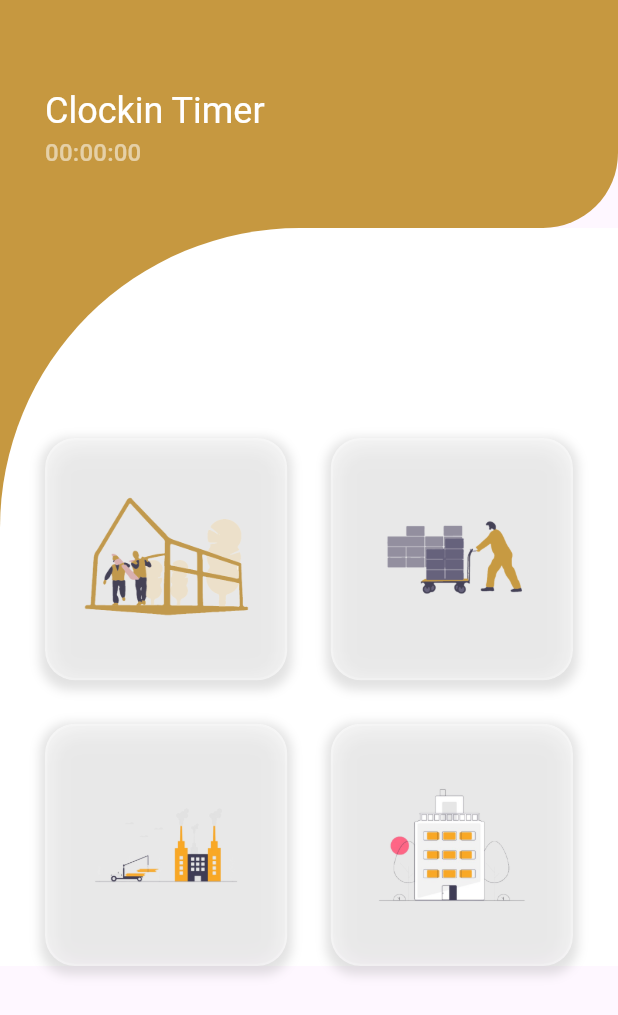
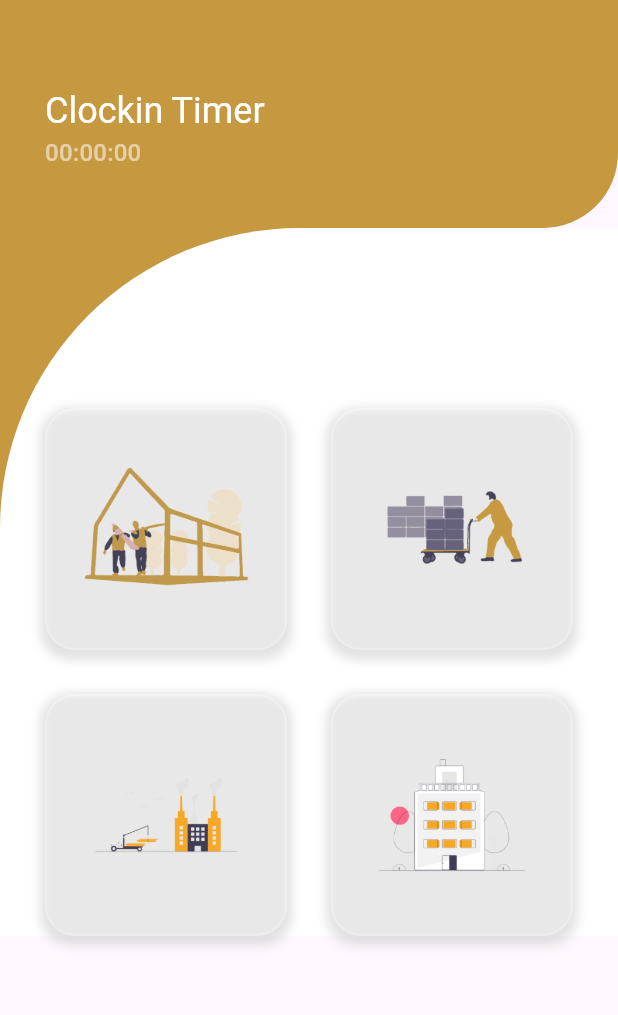
Before and after one commit to Hamid-Raza-22/alnoortown, a Flutter app: the HomePage screen opened by its route, on a phone screen of 412 x 824 dp. Shown: the top 1015 px of the screen. Run offline on Flutter 3.47's test engine with Material 3 defaults, Android fonts, the light colour scheme and no system bars; our stand-ins replace animate_do, get.

Commit message:
14 July 2024 - Arfa work

```diff
--- a/lib/Screens/homepage.dart
+++ b/lib/Screens/homepage.dart
@@ -1,4 +1,3 @@
-import 'dart:ui';
 import 'package:flutter/material.dart';
 import 'package:get/get.dart';
 import '../ViewModels/AllNoorViewModel.dart';
@@ -54,7 +53,7 @@ class _HomePageState extends State<HomePage> {
               ),
               child: Column(
                 children: [
-                  const SizedBox(height: 140),
+                  const SizedBox(height: 120),
                   GridView.count(
                     crossAxisCount: 2,
                     crossAxisSpacing: 29,
@@ -78,20 +77,14 @@ class _HomePageState extends State<HomePage> {
 
   Widget buildCard(BuildContext context, String imagePath, String route) {
     return GestureDetector(
-      onTapDown: (_) {
-        controller.toggleTapped();
-      },
-      onTapUp: (_) {
-        controller.toggleTapped();
+      onTap: () {
         Get.toNamed(route);
       },
-      child: Obx(() {
-        return AnimatedContainer(
-          duration: const Duration(milliseconds: 200),
+      child: Container(
         width: 180,
         height: 180,
         decoration: BoxDecoration(
-            color: controller.isTapped.value ? const Color(0xA6C69840) : Colors.transparent,
+          color: Colors.transparent,
           borderRadius: BorderRadius.circular(20),
           boxShadow: [
             BoxShadow(
@@ -104,8 +97,6 @@ class _HomePageState extends State<HomePage> {
         ),
         child: ClipRRect(
           borderRadius: BorderRadius.circular(20),
-            child: BackdropFilter(
-              filter: ImageFilter.blur(sigmaX: 10.0, sigmaY: 10.0),
           child: Container(
             decoration: BoxDecoration(
               color: Colors.white.withOpacity(0.2),
@@ -126,7 +117,5 @@ class _HomePageState extends State<HomePage> {
         ),
       ),
     );
-      }),
-    );
   }
 }
--- a/lib/main.dart
+++ b/lib/main.dart
@@ -14,11 +14,10 @@ void main() => runApp(
     getPages: [
       GetPage(name: '/', page: () => SplashScreen()),
       GetPage(name: '/home', page: () => HomePage()),
-      GetPage(name: '/development', page: () => development_page()),
+      GetPage(name: '/development', page: () => DevelopmentPage()),
       GetPage(name: '/materialShifting', page: () => MaterialShiftingPage()),
       GetPage(name: '/newMaterial', page: () => new_material()),
       GetPage(name: '/buildingWork', page: () => building_work()),
     ],
-
   ),
 );
--- a/pubspec.yaml
+++ b/pubspec.yaml
@@ -72,6 +72,10 @@ flutter:
     - assets/images/material_shifting.png
     - assets/images/new_material.png
     - assets/images/material_shifting.png
+    - assets/images/light_poles_work.png
+    - assets/images/maindrain_work.png
+    - assets/images/road_maintenance.png
+    - assets/images/sewerage_work.png
   # assets:
   #   - images/a_dot_burr.jpeg
   #   - images/a_dot_ham.jpeg
```
Also changed, not shown: lib/Screens/development_page.dart (+50 -46 lines), assets/images/light_poles_work.png (added), assets/images/maindrain_work.png (added), assets/images/road_maintenance.png (added), assets/images/sewerage_work.png (added). Lines whose indentation alone changed are shown as unchanged.
